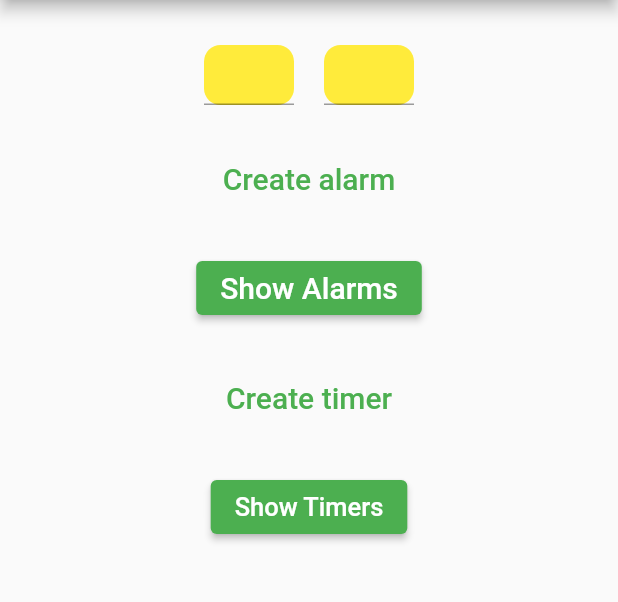
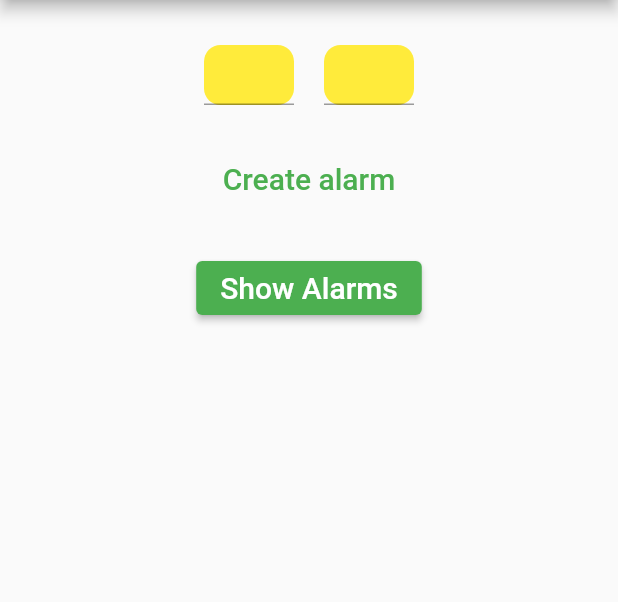
Before and after one commit to TheLime1/Smart-Alarm, a Flutter app: the screen it shows after launch, on a phone screen of 412 x 824 dp, the part 84-686 px from its top. Run offline on Flutter 3.47's test engine with Material 2 defaults, Android fonts, the phone set to English and light mode, and no system bars; missing offline and left inert: flutter_alarm_clock.

Commit message:
removing timers
alarm only

```diff
--- a/lib/main.dart
+++ b/lib/main.dart
@@ -101,44 +101,6 @@ class _MyHomePageState extends State<MyHomePage> {
             'Show Alarms',
             style: TextStyle(fontSize: 20.0),
           ),
-        ),
-        Container(
-          margin: const EdgeInsets.all(25),
-          child: TextButton(
-              child: const Text(
-                'Create timer',
-                style: TextStyle(fontSize: 20.0),
-              ),
-              onPressed: () {
-                int minutes;
-                minutes = int.parse(minuteController.text);
-
-                // create timer
-                FlutterAlarmClock.createTimer(minutes);
-                showDialog(
-                    context: context,
-                    builder: (context) {
-                      return AboutDialog(
-                        children: [
-                          Center(
-                            child: Text("Timer is set",
-                                style: TextStyle(
-                                    fontSize: 20, fontWeight: FontWeight.bold)),
-                          )
-                        ],
-                      );
-                    });
-              }),
-        ),
-        ElevatedButton(
-          onPressed: () {
-            // show timers
-            FlutterAlarmClock.showTimers();
-          },
-          child: Text(
-            "Show Timers",
-            style: TextStyle(fontSize: 17),
-          ),
         )
       ])),
     );
```
